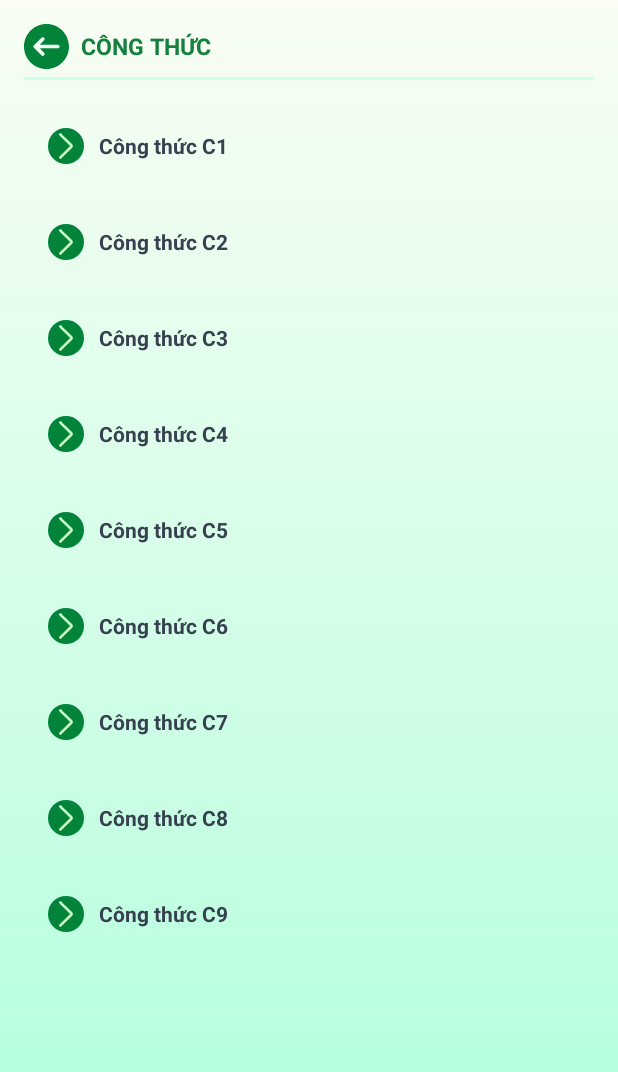
After one commit to TranLamNghia/SmartPhysicApplication, an Android app: the layout fragment_formula.xml on its own in the app's theme, with its tools: preview values and no code run, on a phone screen of 412 x 824 dp. The commit adds this screen. Shown: the top 1072 px of the screen. Run offline under Robolectric (Android 15) with nearby library versions, the phone set to English and light mode, and no system bars.

Commit message:
He thong anh cong thuc

```diff
--- /dev/null
+++ b/app/src/main/java/com/example/smartphysicapplication/main/FormulaFragment.kt
@@ -0,0 +1,107 @@
+import android.content.Context
+import android.os.Bundle
+import android.transition.AutoTransition
+import android.transition.TransitionManager
+import android.view.*
+import android.widget.ImageView
+import android.widget.ScrollView
+import androidx.fragment.app.Fragment
+import com.example.smartphysicapplication.R
+import kotlin.math.max
+
+class FormulaFragment : Fragment() {
+
+    private lateinit var scrollView: ScrollView
+    private lateinit var btnBack: ImageView
+
+    private lateinit var item1: View;
+    private lateinit var item2: View;
+    private lateinit var item3: View
+    private lateinit var item4: View;
+    private lateinit var item5: View;
+    private lateinit var item6: View
+    private lateinit var item7: View;
+    private lateinit var item8: View
+    private lateinit var item9: View
+
+    private lateinit var card1: View;
+    private lateinit var card2: View;
+    private lateinit var card3: View
+    private lateinit var card4: View;
+    private lateinit var card5: View;
+    private lateinit var card6: View
+    private lateinit var card7: View;
+    private lateinit var card8: View
+    private lateinit var card9: View
+
+    private lateinit var allPairs: List<Pair<View, View>>
+    private lateinit var allCards: List<View>
+
+    override fun onCreateView(
+        inflater: LayoutInflater, container: ViewGroup?, savedInstanceState: Bundle?
+    ): View? = inflater.inflate(R.layout.fragment_formula, container, false)
+
+    override fun onViewCreated(view: View, savedInstanceState: Bundle?) {
+        super.onViewCreated(view, savedInstanceState)
+
+        scrollView = view as ScrollView
+        btnBack = view.findViewById(R.id.btn_back)
+
+        // items
+        item1 = view.findViewById(R.id.formula_item_1)
+        item2 = view.findViewById(R.id.formula_item_2)
+        item3 = view.findViewById(R.id.formula_item_3)
+        item4 = view.findViewById(R.id.formula_item_4)
+        item5 = view.findViewById(R.id.formula_item_5)
+        item6 = view.findViewById(R.id.formula_item_6)
+        item7 = view.findViewById(R.id.formula_item_7)
+        item8 = view.findViewById(R.id.formula_item_8)
+        item9 = view.findViewById(R.id.formula_item_9)
+
+        // cards
+        card1 = view.findViewById(R.id.card_formula_1)
+        card2 = view.findViewById(R.id.card_formula_2)
+        card3 = view.findViewById(R.id.card_formula_3)
+        card4 = view.findViewById(R.id.card_formula_4)
+        card5 = view.findViewById(R.id.card_formula_5)
+        card6 = view.findViewById(R.id.card_formula_6)
+        card7 = view.findViewById(R.id.card_formula_7)
+        card8 = view.findViewById(R.id.card_formula_8)
+        card9 = view.findViewById(R.id.card_formula_9)
+
+        allPairs = listOf(
+            item1 to card1, item2 to card2, item3 to card3, item4 to card4, item5 to card5, item6 to card6, item7 to card7, item8 to card8, item9 to card9
+        )
+        allCards = allPairs.map { it.second }
+
+        // click => chỉ mở card tương ứng
+        allPairs.forEach { (item, card) ->
+            item.setOnClickListener { toggleOnly(card) }
+        }
+
+        btnBack.setOnClickListener { parentFragmentManager.popBackStack() }
+    }
+
+    private fun toggleOnly(target: View) {
+        val willOpen = target.visibility != View.VISIBLE
+        val parent = target.parent as ViewGroup
+        TransitionManager.beginDelayedTransition(parent, AutoTransition())
+
+        allCards.forEach { it.visibility = View.GONE }
+
+        if (willOpen) {
+            target.visibility = View.VISIBLE
+            scrollTo(target)
+        }
+    }
+
+    private fun scrollTo(target: View) {
+        scrollView.post {
+            val y = target.top - 24.dpToPx(requireContext())
+            scrollView.smoothScrollTo(0, max(0, y))
+        }
+    }
+
+    private fun Int.dpToPx(ctx: Context): Int =
+        (this * ctx.resources.displayMetrics.density).toInt()
+}
--- a/app/src/main/java/com/example/smartphysicapplication/main/MindMapFragment.kt
+++ b/app/src/main/java/com/example/smartphysicapplication/main/MindMapFragment.kt
@@ -9,7 +9,6 @@ import android.view.View
 import android.view.ViewGroup
 import android.widget.ImageView
 import android.widget.ScrollView
-import android.widget.TextView
 import androidx.fragment.app.Fragment
 import com.example.smartphysicapplication.R
 
@@ -19,13 +18,16 @@ class MindMapFragment : Fragment() {
     private lateinit var scrollView: ScrollView
 
     // lesson items
-    private lateinit var item1: View; private lateinit var item2: View
-    private lateinit var item3: View; private lateinit var item4: View
+    private lateinit var item1: View;
+    private lateinit var item2: View
+    private lateinit var item3: View;
+    private lateinit var item4: View
     private lateinit var item5: View
 
-    // ảnh dưới mỗi lesson
-    private lateinit var card1: View; private lateinit var card2: View
-    private lateinit var card3: View; private lateinit var card4: View
+    private lateinit var card1: View;
+    private lateinit var card2: View
+    private lateinit var card3: View;
+    private lateinit var card4: View
     private lateinit var card5: View
 
     private lateinit var allPairs: List<Pair<View, View>>
@@ -61,7 +63,6 @@ class MindMapFragment : Fragment() {
         )
         allCards = allPairs.map { it.second }
 
-        // gán click cho từng lesson
         allPairs.forEach { (item, card) ->
             item.setOnClickListener { toggleOnly(card) }
         }
@@ -76,10 +77,8 @@ class MindMapFragment : Fragment() {
         val parent = target.parent as ViewGroup
         TransitionManager.beginDelayedTransition(parent, AutoTransition())
 
-        // ẩn tất cả
         allCards.forEach { it.visibility = View.GONE }
 
-        // mở card được nhấn
         if (willOpen) {
             target.visibility = View.VISIBLE
             scrollToView(target)
--- a/app/src/main/java/com/example/smartphysicapplication/main/PhysicsSubjectFragment.kt
+++ b/app/src/main/java/com/example/smartphysicapplication/main/PhysicsSubjectFragment.kt
@@ -1,5 +1,6 @@
 package com.example.smartphysicapplication.main
 
+import FormulaFragment
 import android.net.wifi.p2p.WifiP2pManager.ActionListener
 import android.os.Bundle
 import android.view.LayoutInflater
@@ -20,6 +21,7 @@ import com.example.smartphysicapplication.model.Topic
 class PhysicsSubjectFragment : Fragment() {
 
     private lateinit var btnBack: ImageView
+    private lateinit var btnFormula : Button
     private lateinit var btnMindMap : Button
     private lateinit var subjectTitleTextView: TextView
     private lateinit var chaptersRecyclerView: RecyclerView
@@ -48,6 +50,7 @@ class PhysicsSubjectFragment : Fragment() {
         super.onViewCreated(view, savedInstanceState)
         btnBack = view.findViewById(R.id.btn_back)
         btnMindMap = view.findViewById(R.id.btn_mindmap)
+        btnFormula = view.findViewById(R.id.btn_formula)
         subjectTitleTextView = view.findViewById(R.id.subject_title)
         chaptersRecyclerView = view.findViewById(R.id.chapters_recycler_view)
 
@@ -61,6 +64,10 @@ class PhysicsSubjectFragment : Fragment() {
 
         btnMindMap.setOnClickListener {
             (activity as? MainActivity)?.loadFragment(MindMapFragment())
+        }
+
+        btnFormula.setOnClickListener {
+            (activity as? MainActivity)?.loadFragment(FormulaFragment())
         }
 
         setupChaptersRecyclerView()
--- /dev/null
+++ b/app/src/main/res/layout/fragment_formula.xml
@@ -0,0 +1,356 @@
+<?xml version="1.0" encoding="utf-8"?>
+<ScrollView xmlns:android="http://schemas.android.com/apk/res/android"
+    xmlns:app="http://schemas.android.com/apk/res-auto"
+    android:layout_width="match_parent"
+    android:layout_height="match_parent"
+    android:background="@drawable/gradient_green_background">
+
+    <LinearLayout
+        android:layout_width="match_parent"
+        android:layout_height="wrap_content"
+        android:orientation="vertical"
+        android:padding="16dp">
+
+        <!-- Header -->
+        <LinearLayout
+            android:layout_width="match_parent"
+            android:layout_height="wrap_content"
+            android:orientation="horizontal"
+            android:gravity="center_vertical"
+            android:layout_marginBottom="5dp">
+            <ImageView
+                android:id="@+id/btn_back"
+                android:layout_width="30dp"
+                android:layout_height="30dp"
+                android:src="@drawable/ic_back"
+                android:layout_marginEnd="8dp"/>
+            <TextView
+                android:layout_width="wrap_content"
+                android:layout_height="wrap_content"
+                android:text="CÔNG THỨC"
+                android:textStyle="bold"
+                android:textSize="15sp"
+                android:textColor="@color/green_700"/>
+        </LinearLayout>
+
+        <View
+            android:layout_width="match_parent"
+            android:layout_height="2dp"
+            android:background="#CBFFE7"
+            android:layout_marginBottom="16dp"/>
+
+        <LinearLayout
+            android:id="@+id/formula_list"
+            android:layout_width="match_parent"
+            android:layout_height="wrap_content"
+            android:orientation="vertical">
+
+            <LinearLayout
+                android:id="@+id/formula_item_1"
+                style="@style/LessonItemStyle">
+                <LinearLayout
+                    android:layout_width="wrap_content"
+                    android:layout_height="wrap_content"
+                    android:background="@drawable/circle_green800_background"
+                    android:layout_marginEnd="10dp">
+                    <ImageView style="@style/LessonArrowStyle"/>
+                </LinearLayout>
+                <TextView
+                    android:layout_width="wrap_content"
+                    android:layout_height="wrap_content"
+                    android:text="Công thức C1"
+                    style="@style/LessonTextStyle"/>
+            </LinearLayout>
+
+            <androidx.cardview.widget.CardView
+                android:id="@+id/card_formula_1"
+                android:layout_width="match_parent"
+                android:layout_height="wrap_content"
+                android:visibility="gone"
+                android:layout_marginBottom="24dp"
+                app:cardCornerRadius="16dp"
+                app:cardElevation="4dp">
+                <ImageView
+                    android:id="@+id/img_formula_1"
+                    android:layout_width="match_parent"
+                    android:layout_height="wrap_content"
+                    android:adjustViewBounds="true"
+                    android:scaleType="fitCenter"
+                    android:src="@drawable/img_formula_c1"/>
+            </androidx.cardview.widget.CardView>
+
+            <LinearLayout
+                android:id="@+id/formula_item_2"
+                style="@style/LessonItemStyle">
+                <LinearLayout
+                    android:layout_width="wrap_content"
+                    android:layout_height="wrap_content"
+                    android:background="@drawable/circle_green800_background"
+                    android:layout_marginEnd="10dp">
+                    <ImageView style="@style/LessonArrowStyle"/>
+                </LinearLayout>
+                <TextView
+                    android:layout_width="wrap_content"
+                    android:layout_height="wrap_content"
+                    android:text="Công thức C2"
+                    style="@style/LessonTextStyle"/>
+            </LinearLayout>
+
+            <androidx.cardview.widget.CardView
+                android:id="@+id/card_formula_2"
+                android:layout_width="match_parent"
+                android:layout_height="wrap_content"
+                android:visibility="gone"
+                android:layout_marginBottom="24dp"
+                app:cardCornerRadius="16dp"
+                app:cardElevation="4dp">
+                <ImageView
+                    android:id="@+id/img_formula_2"
+                    android:layout_width="match_parent"
+                    android:layout_height="wrap_content"
+                    android:adjustViewBounds="true"
+                    android:scaleType="fitCenter"
+                    android:src="@drawable/img_formula_c2"/>
+            </androidx.cardview.widget.CardView>
+
+            <LinearLayout
+                android:id="@+id/formula_item_3"
+                style="@style/LessonItemStyle">
+                <LinearLayout
+                    android:layout_width="wrap_content"
+                    android:layout_height="wrap_content"
+                    android:background="@drawable/circle_green800_background"
+                    android:layout_marginEnd="10dp">
+                    <ImageView style="@style/LessonArrowStyle"/>
+                </LinearLayout>
+                <TextView
+                    android:layout_width="wrap_content"
+                    android:layout_height="wrap_content"
+                    android:text="Công thức C3"
+                    style="@style/LessonTextStyle"/>
+            </LinearLayout>
+
+            <androidx.cardview.widget.CardView
+                android:id="@+id/card_formula_3"
+                android:layout_width="match_parent"
+                android:layout_height="wrap_content"
+                android:visibility="gone"
+                android:layout_marginBottom="24dp"
+                app:cardCornerRadius="16dp"
+                app:cardElevation="4dp">
+                <ImageView
+                    android:id="@+id/img_formula_3"
+                    android:layout_width="match_parent"
+                    android:layout_height="wrap_content"
+                    android:adjustViewBounds="true"
+                    android:scaleType="fitCenter"
+                    android:src="@drawable/img_formula_c2"/>
+            </androidx.cardview.widget.CardView>
+
+            <LinearLayout
+                android:id="@+id/formula_item_4"
+                style="@style/LessonItemStyle">
+                <LinearLayout
+                    android:layout_width="wrap_content"
+                    android:layout_height="wrap_content"
+                    android:background="@drawable/circle_green800_background"
+                    android:layout_marginEnd="10dp">
+                    <ImageView style="@style/LessonArrowStyle"/>
+                </LinearLayout>
+                <TextView
+                    android:layout_width="wrap_content"
+                    android:layout_height="wrap_content"
+                    android:text="Công thức C4"
+                    style="@style/LessonTextStyle"/>
+            </LinearLayout>
+
+            <androidx.cardview.widget.CardView
+                android:id="@+id/card_formula_4"
+                android:layout_width="match_parent"
+                android:layout_height="wrap_content"
+                android:visibility="gone"
+                android:layout_marginBottom="24dp"
+                app:cardCornerRadius="16dp"
+                app:cardElevation="4dp">
+                <ImageView
+                    android:id="@+id/img_formula_4"
+                    android:layout_width="match_parent"
+                    android:layout_height="wrap_content"
+                    android:adjustViewBounds="true"
+                    android:scaleType="fitCenter"
+                    android:src="@drawable/img_formula_c2"/>
+            </androidx.cardview.widget.CardView>
+
+            <LinearLayout
+                android:id="@+id/formula_item_5"
+                style="@style/LessonItemStyle">
+                <LinearLayout
+                    android:layout_width="wrap_content"
+                    android:layout_height="wrap_content"
+                    android:background="@drawable/circle_green800_background"
+                    android:layout_marginEnd="10dp">
+                    <ImageView style="@style/LessonArrowStyle"/>
+                </LinearLayout>
+                <TextView
+                    android:layout_width="wrap_content"
+                    android:layout_height="wrap_content"
+                    android:text="Công thức C5"
+                    style="@style/LessonTextStyle"/>
+            </LinearLayout>
+
+            <androidx.cardview.widget.CardView
+                android:id="@+id/card_formula_5"
+                android:layout_width="match_parent"
+                android:layout_height="wrap_content"
+                android:visibility="gone"
+                android:layout_marginBottom="24dp"
+                app:cardCornerRadius="16dp"
+                app:cardElevation="4dp">
+                <ImageView
+                    android:id="@+id/img_formula_5"
+                    android:layout_width="match_parent"
+                    android:layout_height="wrap_content"
+                    android:adjustViewBounds="true"
+                    android:scaleType="fitCenter"
+                    android:src="@drawable/img_formula_c2"/>
+            </androidx.cardview.widget.CardView>
+
+            <LinearLayout
+                android:id="@+id/formula_item_6"
+                style="@style/LessonItemStyle">
+                <LinearLayout
+                    android:layout_width="wrap_content"
+                    android:layout_height="wrap_content"
+                    android:background="@drawable/circle_green800_background"
+                    android:layout_marginEnd="10dp">
+                    <ImageView style="@style/LessonArrowStyle"/>
+                </LinearLayout>
+                <TextView
+                    android:layout_width="wrap_content"
+                    android:layout_height="wrap_content"
+                    android:text="Công thức C6"
+                    style="@style/LessonTextStyle"/>
+            </LinearLayout>
+
+            <androidx.cardview.widget.CardView
+                android:id="@+id/card_formula_6"
+                android:layout_width="match_parent"
+                android:layout_height="wrap_content"
+                android:visibility="gone"
+                android:layout_marginBottom="24dp"
+                app:cardCornerRadius="16dp"
+                app:cardElevation="4dp">
+                <ImageView
+                    android:id="@+id/img_formula_6"
+                    android:layout_width="match_parent"
+                    android:layout_height="wrap_content"
+                    android:adjustViewBounds="true"
+                    android:scaleType="fitCenter"
+                    android:src="@drawable/img_formula_c2"/>
+            </androidx.cardview.widget.CardView>
+
+            <LinearLayout
+                android:id="@+id/formula_item_7"
+                style="@style/LessonItemStyle">
+                <LinearLayout
+                    android:layout_width="wrap_content"
+                    android:layout_height="wrap_content"
+                    android:background="@drawable/circle_green800_background"
+                    android:layout_marginEnd="10dp">
+                    <ImageView style="@style/LessonArrowStyle"/>
+                </LinearLayout>
+                <TextView
+                    android:layout_width="wrap_content"
+                    android:layout_height="wrap_content"
+                    android:text="Công thức C7"
+                    style="@style/LessonTextStyle"/>
+            </LinearLayout>
+
+            <androidx.cardview.widget.CardView
+                android:id="@+id/card_formula_7"
+                android:layout_width="match_parent"
+                android:layout_height="wrap_content"
+                android:visibility="gone"
+                android:layout_marginBottom="24dp"
+                app:cardCornerRadius="16dp"
+                app:cardElevation="4dp">
+                <ImageView
+                    android:id="@+id/img_formula_7"
+                    android:layout_width="match_parent"
+                    android:layout_height="wrap_content"
+                    android:adjustViewBounds="true"
+                    android:scaleType="fitCenter"
+                    android:src="@drawable/img_formula_c2"/>
+            </androidx.cardview.widget.CardView>
+
+            <LinearLayout
+                android:id="@+id/formula_item_8"
+                style="@style/LessonItemStyle">
+                <LinearLayout
+                    android:layout_width="wrap_content"
+                    android:layout_height="wrap_content"
+                    android:background="@drawable/circle_green800_background"
+                    android:layout_marginEnd="10dp">
+                    <ImageView style="@style/LessonArrowStyle"/>
+                </LinearLayout>
+                <TextView
+                    android:layout_width="wrap_content"
+                    android:layout_height="wrap_content"
+                    android:text="Công thức C8"
+                    style="@style/LessonTextStyle"/>
+            </LinearLayout>
+
+            <androidx.cardview.widget.CardView
+                android:id="@+id/card_formula_8"
+                android:layout_width="match_parent"
+                android:layout_height="wrap_content"
+                android:visibility="gone"
+                android:layout_marginBottom="24dp"
+                app:cardCornerRadius="16dp"
+                app:cardElevation="4dp">
+                <ImageView
+                    android:id="@+id/img_formula_8"
+                    android:layout_width="match_parent"
+                    android:layout_height="wrap_content"
+                    android:adjustViewBounds="true"
+                    android:scaleType="fitCenter"
+                    android:src="@drawable/img_formula_c2"/>
+            </androidx.cardview.widget.CardView>
+
+            <LinearLayout
+                android:id="@+id/formula_item_9"
+                style="@style/LessonItemStyle">
+                <LinearLayout
+                    android:layout_width="wrap_content"
+                    android:layout_height="wrap_content"
+                    android:background="@drawable/circle_green800_background"
+                    android:layout_marginEnd="10dp">
+                    <ImageView style="@style/LessonArrowStyle"/>
+                </LinearLayout>
+                <TextView
+                    android:layout_width="wrap_content"
+                    android:layout_height="wrap_content"
+                    android:text="Công thức C9"
+                    style="@style/LessonTextStyle"/>
+            </LinearLayout>
+
+            <androidx.cardview.widget.CardView
+                android:id="@+id/card_formula_9"
+                android:layout_width="match_parent"
+                android:layout_height="wrap_content"
+                android:visibility="gone"
+                android:layout_marginBottom="24dp"
+                app:cardCornerRadius="16dp"
+                app:cardElevation="4dp">
+                <ImageView
+                    android:id="@+id/img_formula_9"
+                    android:layout_width="match_parent"
+                    android:layout_height="wrap_content"
+                    android:adjustViewBounds="true"
+                    android:scaleType="fitCenter"
+                    android:src="@drawable/img_formula_c2"/>
+            </androidx.cardview.widget.CardView>
+
+        </LinearLayout>
+    </LinearLayout>
+</ScrollView>
```
Also changed, not shown: app/src/main/res/drawable/img_formula_c1.png (added), app/src/main/res/drawable/img_formula_c2.png (added).
